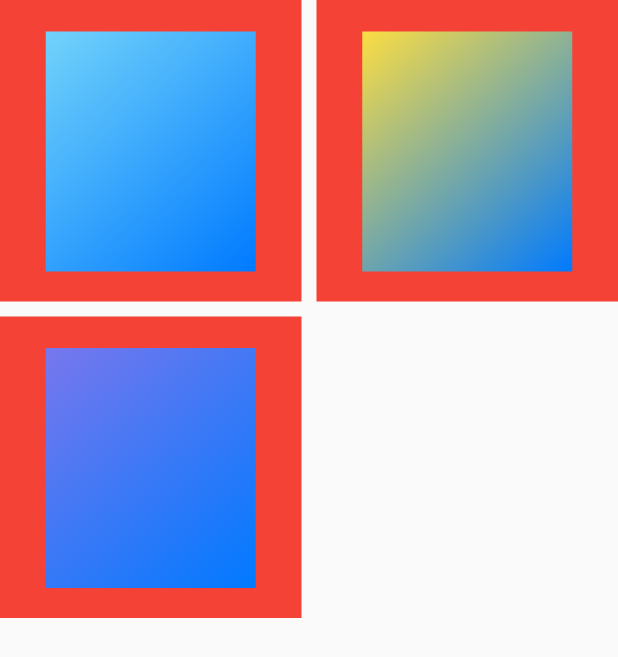
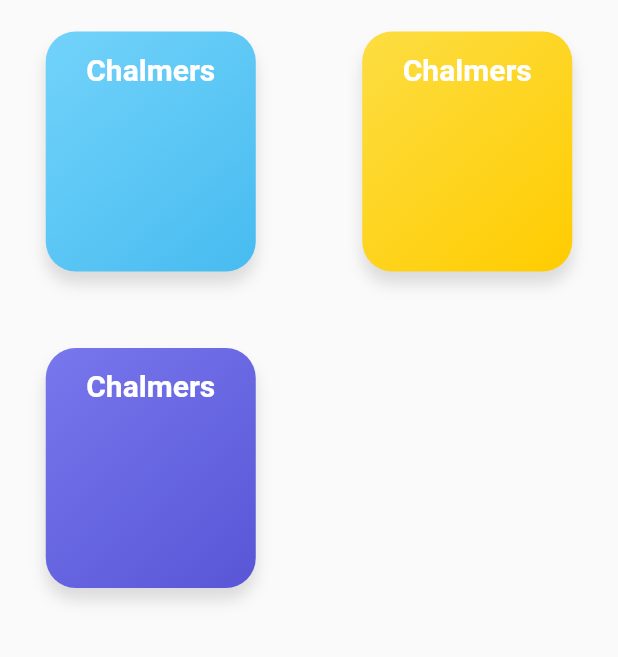
Before and after one commit to robinrepowecklauf/Study-Management-App, a Flutter app: the screen it shows after launch, on a phone screen of 412 x 824 dp. Shown: the top 657 px of the screen. Run offline on Flutter 3.47's test engine with Material 2 defaults, Android fonts, the phone set to English and light mode, and no system bars.

Commit message:
added text to middle of the card

```diff
--- a/todo_management_app/lib/components/todo_card.dart
+++ b/todo_management_app/lib/components/todo_card.dart
@@ -1,17 +1,17 @@
 import 'package:flutter/material.dart';
-import 'package:todo_management_app/resources/values/app_colors.dart';
 
 class ToDoCard extends StatelessWidget {
-  final Color color;
+  final Color fromColor;
+  final Color toColor;
   final String header;
 
-  ToDoCard({this.color, this.header});
+  ToDoCard({this.fromColor, this.toColor, this.header});
 
   @override
   Widget build(BuildContext context) {
     return Container(
       width: 110,
-      color: Colors.red,
+      //color: Colors.red,
       child: Stack(
         children: <Widget>[
           Align(
@@ -23,10 +23,30 @@ class ToDoCard extends StatelessWidget {
                 width: 140,
                 height: 160,
                 decoration: BoxDecoration(
-                  gradient: LinearGradient(
-                      colors: [this.color, Palette.SECONDARY_COLOR_BLUE],
-                      begin: Alignment.topLeft,
-                      end: Alignment.bottomRight),
+                    gradient: LinearGradient(
+                        colors: [this.fromColor, this.toColor],
+                        begin: Alignment.topLeft,
+                        end: Alignment.bottomRight),
+                    boxShadow: [
+                      BoxShadow(
+                        color: Colors.black12,
+                        offset: Offset(0, 8),
+                        blurRadius: 8,
+                      ),
+                    ],
+                    borderRadius: BorderRadius.circular(20)),
+                child: Stack(
+                  children: <Widget>[
+                    Align(
+                        alignment: Alignment(0, -0.8),
+                        child: Text(
+                          'Chalmers',
+                          style: TextStyle(
+                              color: Colors.white,
+                              fontSize: 20,
+                              fontWeight: FontWeight.bold),
+                        ))
+                  ],
                 ),
               ),
             ),
--- a/todo_management_app/lib/main.dart
+++ b/todo_management_app/lib/main.dart
@@ -14,9 +14,15 @@ class MyApp extends StatelessWidget {
       crossAxisSpacing: 10,
       mainAxisSpacing: 10,
       children: <Widget>[
-        ToDoCard(color: Palette.PRIMARY_COLOR_LIGHT_BLUE),
-        ToDoCard(color: Palette.PRIMARY_COLOR_YELLOW),
-        ToDoCard(color: Palette.PRIMARY_COLOR_PURPLE)
+        ToDoCard(
+            fromColor: Palette.PRIMARY_COLOR_LIGHT_BLUE,
+            toColor: Palette.SECONDARY_COLOR_LIGHT_BLUE),
+        ToDoCard(
+            fromColor: Palette.PRIMARY_COLOR_YELLOW,
+            toColor: Palette.SECONDARY_COLOR_YELLOW),
+        ToDoCard(
+            fromColor: Palette.PRIMARY_COLOR_PURPLE,
+            toColor: Palette.SECONDARY_COLOR_PURPLE)
       ],
     )));
   }
```
Also changed, not shown: 7 other files.
